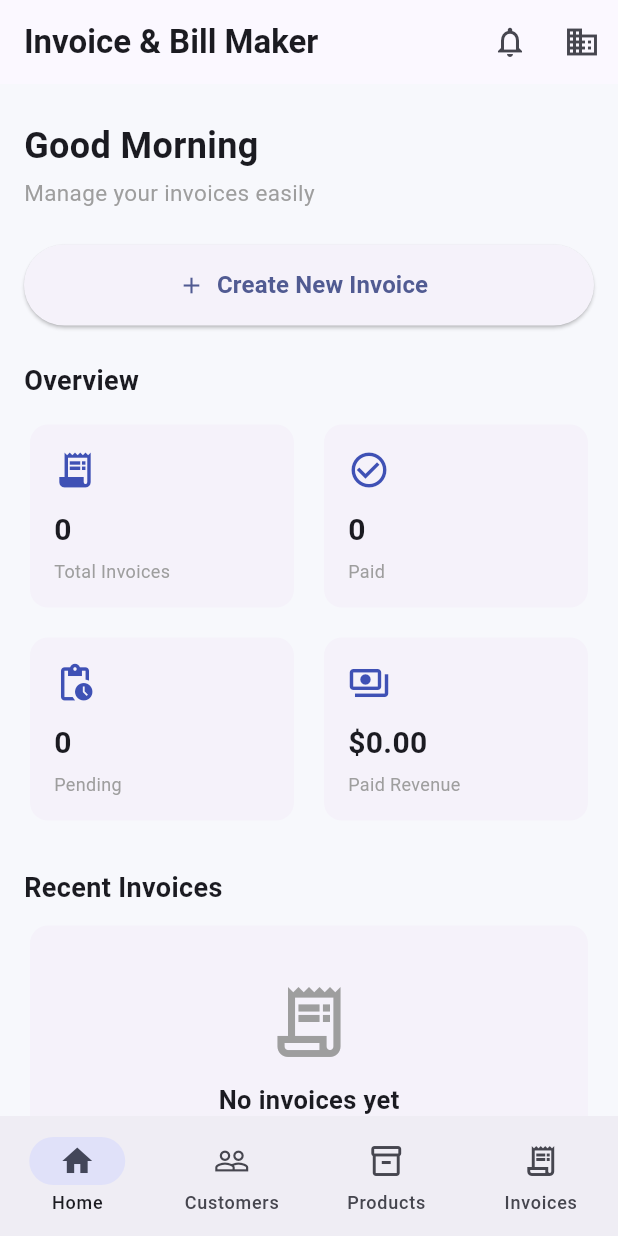
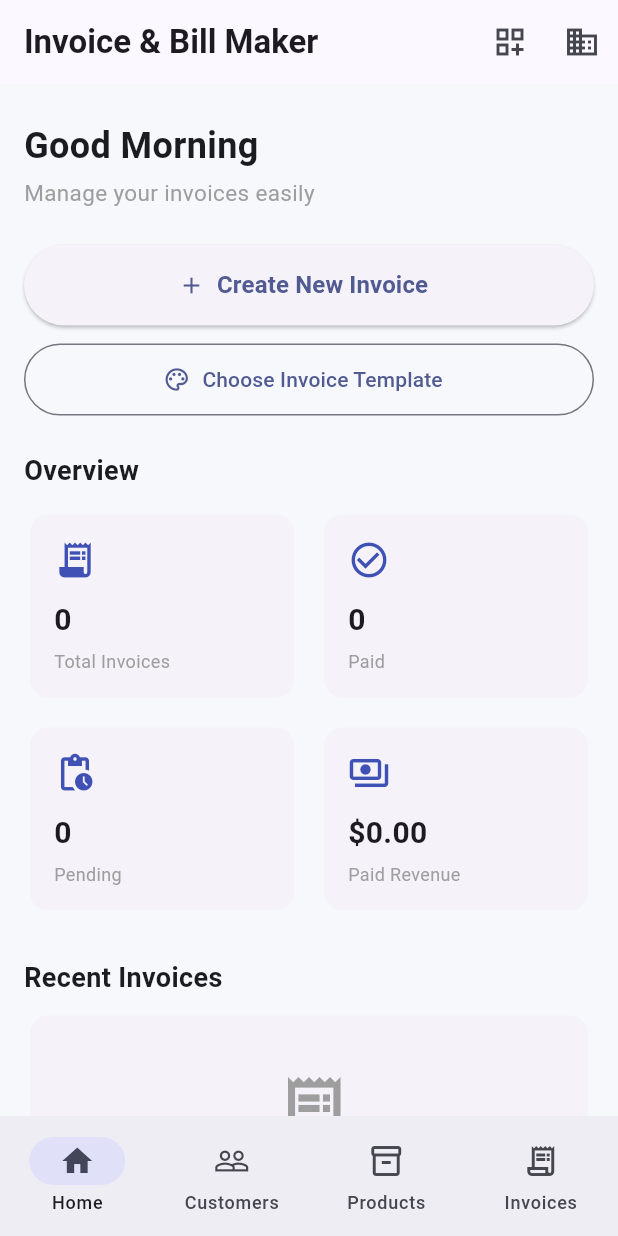
Before and after one commit to MuhammadSirajShah/Invoice-Bill-Maker-, a Flutter app: the screen it shows after launch, on a phone screen of 412 x 824 dp. Run offline on Flutter 3.47's test engine with Material 3 defaults, Android fonts, the phone set to English and light mode, and no system bars; our stand-ins replace image_picker, pdf, share_plus, shared_preferences.

Commit message:
Update project

```diff
--- a/lib/screens/home_screen.dart
+++ b/lib/screens/home_screen.dart
@@ -1,7 +1,9 @@
+
 import 'package:flutter/material.dart';
 
 import '../models/invoice_model.dart';
 import '../services/invoice_storage_service.dart';
+import 'Invoice Templates Screen/invoice_templates_screen.dart';
 import 'business_profile_screen.dart';
 import 'create_invoice_screen.dart';
 import 'customers_screen.dart';
@@ -29,9 +31,7 @@ class _HomeScreenState extends State<HomeScreen> {
     final savedInvoices =
     await InvoiceStorageService.getInvoices();
 
-    if (!mounted) {
-      return;
-    }
+    if (!mounted) return;
 
     setState(() {
       invoices = savedInvoices;
@@ -39,36 +39,61 @@ class _HomeScreenState extends State<HomeScreen> {
   }
 
   int get paidInvoicesCount {
-    return invoices.where(
-          (invoice) => invoice.status == 'Paid',
-    ).length;
+    return invoices
+        .where((invoice) => invoice.status == 'Paid')
+        .length;
   }
 
   int get pendingInvoicesCount {
-    return invoices.where(
-          (invoice) => invoice.status == 'Pending',
-    ).length;
+    return invoices
+        .where((invoice) => invoice.status == 'Pending')
+        .length;
   }
 
   double get paidRevenue {
     return invoices
-        .where(
-          (invoice) => invoice.status == 'Paid',
-    )
-        .fold(
-      0,
-          (sum, invoice) => sum + invoice.total,
-    );
+        .where((invoice) => invoice.status == 'Paid')
+        .fold(0.0, (sum, invoice) => sum + invoice.total);
   }
 
   Future<void> _openBusinessProfile() async {
     await Navigator.push(
       context,
       MaterialPageRoute(
-        builder: (context) =>
-        const BusinessProfileScreen(),
+        builder: (context) => const BusinessProfileScreen(),
       ),
     );
+  }
+
+  Future<void> _openInvoiceTemplates() async {
+    await Navigator.push(
+      context,
+      MaterialPageRoute(
+        builder: (context) => const InvoiceTemplatesScreen(),
+      ),
+    );
+  }
+
+  Future<void> _openInvoices() async {
+    await Navigator.push(
+      context,
+      MaterialPageRoute(
+        builder: (context) => const InvoicesScreen(),
+      ),
+    );
+
+    _loadInvoices();
+  }
+
+  Future<void> _createInvoice() async {
+    await Navigator.push(
+      context,
+      MaterialPageRoute(
+        builder: (context) => const CreateInvoiceScreen(),
+      ),
+    );
+
+    _loadInvoices();
   }
 
   @override
@@ -83,17 +108,14 @@ class _HomeScreenState extends State<HomeScreen> {
         ),
         actions: [
           IconButton(
-            onPressed: () {},
-            icon: const Icon(
-              Icons.notifications_none,
-            ),
+            onPressed: _openInvoiceTemplates,
+            tooltip: 'Invoice Templates',
+            icon: const Icon(Icons.dashboard_customize_outlined),
           ),
           IconButton(
             onPressed: _openBusinessProfile,
             tooltip: 'Business Profile',
-            icon: const Icon(
-              Icons.business_outlined,
-            ),
+            icon: const Icon(Icons.business_outlined),
           ),
         ],
       ),
@@ -103,7 +125,6 @@ class _HomeScreenState extends State<HomeScreen> {
           padding: const EdgeInsets.all(16),
           children: [
             const SizedBox(height: 8),
-
             const Text(
               'Good Morning',
               style: TextStyle(
@@ -111,9 +132,7 @@ class _HomeScreenState extends State<HomeScreen> {
                 fontWeight: FontWeight.bold,
               ),
             ),
-
             const SizedBox(height: 4),
-
             const Text(
               'Manage your invoices easily',
               style: TextStyle(
@@ -121,27 +140,14 @@ class _HomeScreenState extends State<HomeScreen> {
                 fontSize: 15,
               ),
             ),
-
             const SizedBox(height: 24),
 
             SizedBox(
               width: double.infinity,
               height: 54,
               child: ElevatedButton.icon(
-                onPressed: () async {
-                  await Navigator.push(
-                    context,
-                    MaterialPageRoute(
-                      builder: (context) =>
-                      const CreateInvoiceScreen(),
-                    ),
-                  );
-
-                  _loadInvoices();
-                },
-                icon: const Icon(
-                  Icons.add,
-                ),
+                onPressed: _createInvoice,
+                icon: const Icon(Icons.add),
                 label: const Text(
                   'Create New Invoice',
                   style: TextStyle(
@@ -149,6 +155,18 @@ class _HomeScreenState extends State<HomeScreen> {
                     fontWeight: FontWeight.bold,
                   ),
                 ),
+              ),
+            ),
+
+            const SizedBox(height: 12),
+
+            SizedBox(
+              width: double.infinity,
+              height: 48,
+              child: OutlinedButton.icon(
+                onPressed: _openInvoiceTemplates,
+                icon: const Icon(Icons.palette_outlined),
+                label: const Text('Choose Invoice Template'),
               ),
             ),
 
@@ -161,7 +179,6 @@ class _HomeScreenState extends State<HomeScreen> {
                 fontWeight: FontWeight.bold,
               ),
             ),
-
             const SizedBox(height: 12),
 
             Row(
@@ -183,7 +200,6 @@ class _HomeScreenState extends State<HomeScreen> {
                 ),
               ],
             ),
-
             const SizedBox(height: 12),
 
             Row(
@@ -199,8 +215,7 @@ class _HomeScreenState extends State<HomeScreen> {
                 Expanded(
                   child: _StatCard(
                     title: 'Paid Revenue',
-                    value:
-                    '\$${paidRevenue.toStringAsFixed(2)}',
+                    value: '\$${paidRevenue.toStringAsFixed(2)}',
                     icon: Icons.payments_outlined,
                   ),
                 ),
@@ -210,8 +225,7 @@ class _HomeScreenState extends State<HomeScreen> {
             const SizedBox(height: 28),
 
             Row(
-              mainAxisAlignment:
-              MainAxisAlignment.spaceBetween,
+              mainAxisAlignment: MainAxisAlignment.spaceBetween,
               children: [
                 const Text(
                   'Recent Invoices',
@@ -222,24 +236,11 @@ class _HomeScreenState extends State<HomeScreen> {
                 ),
                 if (invoices.isNotEmpty)
                   TextButton(
-                    onPressed: () async {
-                      await Navigator.push(
-                        context,
-                        MaterialPageRoute(
-                          builder: (context) =>
-                          const InvoicesScreen(),
-                        ),
-                      );
-
-                      _loadInvoices();
-                    },
-                    child: const Text(
-                      'View All',
-                    ),
+                    onPressed: _openInvoices,
+                    child: const Text('View All'),
                   ),
               ],
             ),
-
             const SizedBox(height: 8),
 
             if (invoices.isEmpty)
@@ -264,12 +265,10 @@ class _HomeScreenState extends State<HomeScreen> {
 
             const SizedBox(height: 24),
 
-            // Business Profile
             Card(
               elevation: 0,
               child: ListTile(
-                contentPadding:
-                const EdgeInsets.symmetric(
+                contentPadding: const EdgeInsets.symmetric(
                   horizontal: 16,
                   vertical: 6,
                 ),
@@ -277,11 +276,8 @@ class _HomeScreenState extends State<HomeScreen> {
                   width: 46,
                   height: 46,
                   decoration: BoxDecoration(
-                    color: Colors.indigo.withValues(
-                      alpha: 0.1,
-                    ),
-                    borderRadius:
-                    BorderRadius.circular(12),
+                    color: Colors.indigo.withValues(alpha: 0.1),
+                    borderRadius: BorderRadius.circular(12),
                   ),
                   child: const Icon(
                     Icons.business_outlined,
@@ -290,17 +286,46 @@ class _HomeScreenState extends State<HomeScreen> {
                 ),
                 title: const Text(
                   'Business Profile',
-                  style: TextStyle(
-                    fontWeight: FontWeight.bold,
+                  style: TextStyle(fontWeight: FontWeight.bold),
+                ),
+                subtitle: const Text(
+                  'Manage your business information and logo',
+                ),
+                trailing: const Icon(Icons.chevron_right),
+                onTap: _openBusinessProfile,
+              ),
+            ),
+
+            const SizedBox(height: 8),
+
+            Card(
+              elevation: 0,
+              child: ListTile(
+                contentPadding: const EdgeInsets.symmetric(
+                  horizontal: 16,
+                  vertical: 6,
+                ),
+                leading: Container(
+                  width: 46,
+                  height: 46,
+                  decoration: BoxDecoration(
+                    color: Colors.deepPurple.withValues(alpha: 0.1),
+                    borderRadius: BorderRadius.circular(12),
+                  ),
+                  child: const Icon(
+                    Icons.palette_outlined,
+                    color: Colors.deepPurple,
                   ),
                 ),
+                title: const Text(
+                  'Invoice Templates',
+                  style: TextStyle(fontWeight: FontWeight.bold),
+                ),
                 subtitle: const Text(
-                  'Manage your business information',
+                  'Choose from 10 invoice designs',
                 ),
-                trailing: const Icon(
-                  Icons.chevron_right,
-                ),
-                onTap: _openBusinessProfile,
+                trailing: const Icon(Icons.chevron_right),
+                onTap: _openInvoiceTemplates,
               ),
             ),
 
@@ -315,8 +340,7 @@ class _HomeScreenState extends State<HomeScreen> {
             await Navigator.push(
               context,
               MaterialPageRoute(
-                builder: (context) =>
-                const CustomersScreen(),
+                builder: (context) => const CustomersScreen(),
               ),
             );
           }
@@ -325,50 +349,31 @@ class _HomeScreenState extends State<HomeScreen> {
             await Navigator.push(
               context,
               MaterialPageRoute(
-                builder: (context) =>
-                const ProductsScreen(),
+                builder: (context) => const ProductsScreen(),
               ),
             );
           }
 
           if (index == 3) {
-            await Navigator.push(
-              context,
-              MaterialPageRoute(
-                builder: (context) =>
-                const InvoicesScreen(),
-              ),
-            );
-
-            _loadInvoices();
+            await _openInvoices();
           }
         },
         destinations: const [
           NavigationDestination(
-            icon: Icon(
-              Icons.home_outlined,
-            ),
-            selectedIcon: Icon(
-              Icons.home,
-            ),
+            icon: Icon(Icons.home_outlined),
+            selectedIcon: Icon(Icons.home),
             label: 'Home',
           ),
           NavigationDestination(
-            icon: Icon(
-              Icons.people_outline,
-            ),
+            icon: Icon(Icons.people_outline),
             label: 'Customers',
           ),
           NavigationDestination(
-            icon: Icon(
-              Icons.inventory_2_outlined,
-            ),
+            icon: Icon(Icons.inventory_2_outlined),
             label: 'Products',
           ),
           NavigationDestination(
-            icon: Icon(
-              Icons.receipt_long_outlined,
-            ),
+            icon: Icon(Icons.receipt_long_outlined),
             label: 'Invoices',
           ),
         ],
@@ -397,9 +402,7 @@ class _InvoiceCard extends StatelessWidget {
     final bool isPaid = invoice.status == 'Paid';
 
     return Card(
-      margin: const EdgeInsets.only(
-        bottom: 12,
-      ),
+      margin: const EdgeInsets.only(bottom: 12),
       elevation: 0,
       child: ListTile(
         onTap: onTap,
@@ -411,9 +414,7 @@ class _InvoiceCard extends StatelessWidget {
           width: 46,
           height: 46,
           decoration: BoxDecoration(
-            color: Colors.indigo.withValues(
-              alpha: 0.1,
-            ),
+            color: Colors.indigo.withValues(alpha: 0.1),
             borderRadius: BorderRadius.circular(12),
           ),
           child: const Icon(
@@ -423,46 +424,33 @@ class _InvoiceCard extends StatelessWidget {
         ),
         title: Text(
           invoice.invoiceNumber,
-          style: const TextStyle(
-            fontWeight: FontWeight.bold,
-          ),
+          style: const TextStyle(fontWeight: FontWeight.bold),
         ),
         subtitle: Column(
-          crossAxisAlignment:
-          CrossAxisAlignment.start,
+          crossAxisAlignment: CrossAxisAlignment.start,
           children: [
             const SizedBox(height: 4),
-            Text(
-              invoice.customerName,
-            ),
+            Text(invoice.customerName),
             const SizedBox(height: 4),
             Row(
               children: [
                 Container(
-                  padding:
-                  const EdgeInsets.symmetric(
+                  padding: const EdgeInsets.symmetric(
                     horizontal: 8,
                     vertical: 3,
                   ),
                   decoration: BoxDecoration(
                     color: isPaid
-                        ? Colors.green.withValues(
-                      alpha: 0.1,
-                    )
-                        : Colors.orange.withValues(
-                      alpha: 0.1,
-                    ),
-                    borderRadius:
-                    BorderRadius.circular(20),
+                        ? Colors.green.withValues(alpha: 0.1)
+                        : Colors.orange.withValues(alpha: 0.1),
+                    borderRadius: BorderRadius.circular(20),
                   ),
                   child: Text(
                     invoice.status,
                     style: TextStyle(
                       fontSize: 11,
                       fontWeight: FontWeight.w600,
-                      color: isPaid
-                          ? Colors.green
-                          : Colors.orange,
+                      color: isPaid ? Colors.green : Colors.orange,
                     ),
                   ),
                 ),
@@ -479,8 +467,7 @@ class _InvoiceCard extends StatelessWidget {
           ],
         ),
         trailing: Text(
-          '${invoice.currency} '
-              '${invoice.total.toStringAsFixed(2)}',
+          '${invoice.currency} ${invoice.total.toStringAsFixed(2)}',
           style: const TextStyle(
             fontWeight: FontWeight.bold,
             fontSize: 14,
@@ -522,9 +509,7 @@ class _EmptyInvoices extends StatelessWidget {
             const Text(
               'Create your first invoice to see it here.',
               textAlign: TextAlign.center,
-              style: TextStyle(
-                color: Colors.grey,
-              ),
+              style: TextStyle(color: Colors.grey),
             ),
           ],
         ),
@@ -551,8 +536,7 @@ class _StatCard extends StatelessWidget {
       child: Padding(
         padding: const EdgeInsets.all(16),
         child: Column(
-          crossAxisAlignment:
-          CrossAxisAlignment.start,
+          crossAxisAlignment: CrossAxisAlignment.start,
           children: [
             Icon(
               icon,
```
